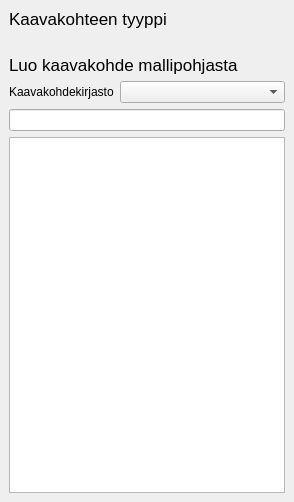
GispoCoding/arho-qgis-plugin, file arho_feature_template/gui/docks/new_feature_dock.ui: the form before one commit.
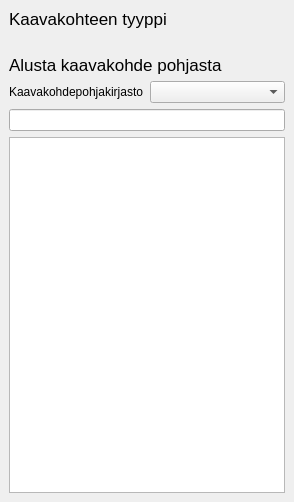
The form after the commit. Custom widgets are drawn as their Qt base class.

Commit message: adjust naming (call plan feature templates as "kaavakohdepohja" everywhere in UI)

What changed in the file:
```diff
--- a/arho_feature_template/gui/docks/new_feature_dock.ui
+++ b/arho_feature_template/gui/docks/new_feature_dock.ui
@@ -69,7 +69,7 @@
        </font>
       </property>
       <property name="text">
-       <string>Luo kaavakohde mallipohjasta</string>
+       <string>Alusta kaavakohde pohjasta</string>
       </property>
      </widget>
     </item>
@@ -84,7 +84,7 @@
          </sizepolicy>
         </property>
         <property name="text">
-         <string>Kaavakohdekirjasto</string>
+         <string>Kaavakohdepohjakirjasto</string>
         </property>
        </widget>
       </item>
```
